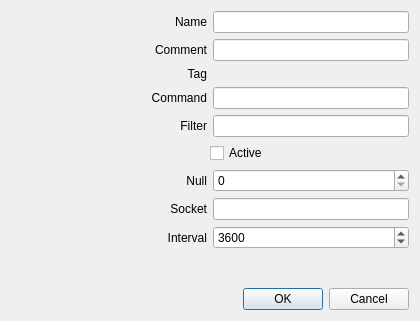
First picture: the form in sources/awesomewidgets/extupgrade.ui, repository arcan1s/awesome-widgets, before the edit.
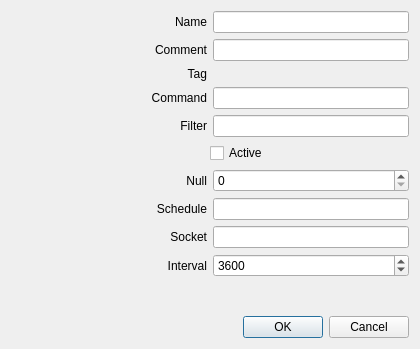
Second picture: the form after the edit.

```diff
--- a/sources/awesomewidgets/extupgrade.ui
+++ b/sources/awesomewidgets/extupgrade.ui
@@ -7,7 +7,7 @@
     <x>0</x>
     <y>0</y>
     <width>420</width>
-    <height>321</height>
+    <height>349</height>
    </rect>
   </property>
   <property name="windowTitle">
@@ -181,6 +181,29 @@
      </item>
     </layout>
    </item>
+   <item>
+    <layout class="QHBoxLayout" name="layout_schedule">
+     <item>
+      <widget class="QLabel" name="label_schedule">
+       <property name="sizePolicy">
+        <sizepolicy hsizetype="Expanding" vsizetype="Preferred">
+         <horstretch>0</horstretch>
+         <verstretch>0</verstretch>
+        </sizepolicy>
+       </property>
+       <property name="text">
+        <string>Schedule</string>
+       </property>
+       <property name="alignment">
+        <set>Qt::AlignRight|Qt::AlignTrailing|Qt::AlignVCenter</set>
+       </property>
+      </widget>
+     </item>
+     <item>
+      <widget class="QLineEdit" name="lineEdit_schedule"/>
+     </item>
+    </layout>
+   </item>
    <item>
     <layout class="QHBoxLayout" name="layout_socket">
      <item>
```
